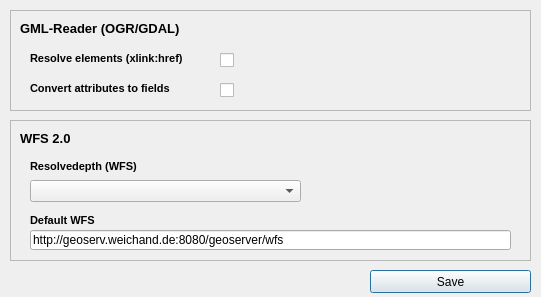
Old version of the form ui_wfsclientconfig.ui in the repository qgisinspiretools/qgis-wfs20-client-plugin.
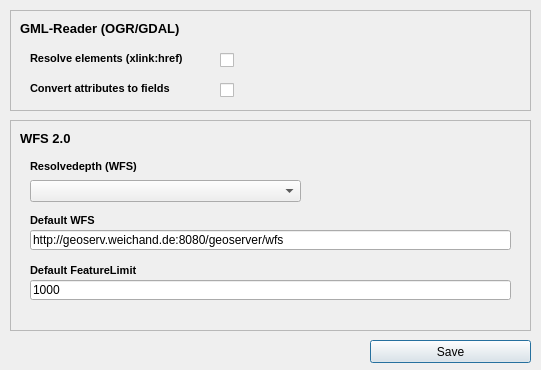
New version of the form.

Commit message: Fixed wrong URL encoding of storedquery parameter; save custom feature limit; call plugin easily with custom onlineresource

Patch:
```diff
--- a/ui_wfsclientconfig.ui
+++ b/ui_wfsclientconfig.ui
@@ -7,7 +7,7 @@
     <x>0</x>
     <y>0</y>
     <width>541</width>
-    <height>297</height>
+    <height>370</height>
    </rect>
   </property>
   <property name="windowTitle">
@@ -20,7 +20,7 @@
    <property name="geometry">
     <rect>
      <x>370</x>
-     <y>270</y>
+     <y>340</y>
      <width>161</width>
      <height>23</height>
     </rect>
@@ -154,7 +154,7 @@
      <x>10</x>
      <y>120</y>
      <width>521</width>
-     <height>141</height>
+     <height>211</height>
     </rect>
    </property>
    <property name="frameShape">
@@ -271,6 +271,39 @@
      <string>http://geoserv.weichand.de:8080/geoserver/wfs</string>
     </property>
    </widget>
+   <widget class="QLabel" name="lblDefaultFeatureLimit">
+    <property name="geometry">
+     <rect>
+      <x>20</x>
+      <y>140</y>
+      <width>151</width>
+      <height>20</height>
+     </rect>
+    </property>
+    <property name="font">
+     <font>
+      <pointsize>8</pointsize>
+      <weight>75</weight>
+      <bold>true</bold>
+     </font>
+    </property>
+    <property name="text">
+     <string>Default FeatureLimit</string>
+    </property>
+   </widget>
+   <widget class="QLineEdit" name="txtFeatureLimit">
+    <property name="geometry">
+     <rect>
+      <x>20</x>
+      <y>160</y>
+      <width>481</width>
+      <height>20</height>
+     </rect>
+    </property>
+    <property name="text">
+     <string>1000</string>
+    </property>
+   </widget>
   </widget>
  </widget>
  <resources/>
```
Left out of the diff: 2 changed lines with no effect on the pictures. The commit also changes 6 other files.
